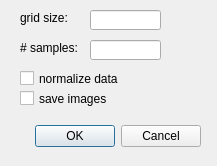
The window that InversePM/GenerateSamplesWidget.ui (gnishida/LSystem) describes before a commit, drawn with Qt 5.
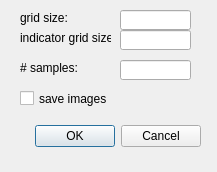
The same window after the commit.

```diff
--- a/InversePM/GenerateSamplesWidget.ui
+++ b/InversePM/GenerateSamplesWidget.ui
@@ -7,7 +7,7 @@
     <x>0</x>
     <y>0</y>
     <width>217</width>
-    <height>166</height>
+    <height>172</height>
    </rect>
   </property>
   <property name="windowTitle">
@@ -71,7 +71,7 @@
    <property name="geometry">
     <rect>
      <x>20</x>
-     <y>40</y>
+     <y>60</y>
      <width>61</width>
      <height>16</height>
     </rect>
@@ -83,8 +83,8 @@
   <widget class="QLineEdit" name="lineEditNumSamples">
    <property name="geometry">
     <rect>
-     <x>90</x>
-     <y>40</y>
+     <x>120</x>
+     <y>60</y>
      <width>71</width>
      <height>20</height>
     </rect>
@@ -106,26 +106,13 @@
   <widget class="QLineEdit" name="lineEditNumGrid">
    <property name="geometry">
     <rect>
-     <x>90</x>
+     <x>120</x>
      <y>10</y>
      <width>71</width>
      <height>20</height>
     </rect>
    </property>
   </widget>
-  <widget class="QCheckBox" name="checkBoxNormalizeData">
-   <property name="geometry">
-    <rect>
-     <x>20</x>
-     <y>70</y>
-     <width>121</width>
-     <height>17</height>
-    </rect>
-   </property>
-   <property name="text">
-    <string>normalize data</string>
-   </property>
-  </widget>
   <widget class="QCheckBox" name="checkBoxSaveImages">
    <property name="geometry">
     <rect>
@@ -139,6 +126,29 @@
     <string>save images</string>
    </property>
   </widget>
+  <widget class="QLabel" name="label_3">
+   <property name="geometry">
+    <rect>
+     <x>20</x>
+     <y>30</y>
+     <width>91</width>
+     <height>16</height>
+    </rect>
+   </property>
+   <property name="text">
+    <string>indicator grid size:</string>
+   </property>
+  </widget>
+  <widget class="QLineEdit" name="lineEditNumStatGrid">
+   <property name="geometry">
+    <rect>
+     <x>120</x>
+     <y>30</y>
+     <width>71</width>
+     <height>20</height>
+    </rect>
+   </property>
+  </widget>
  </widget>
  <resources/>
  <connections>
```
